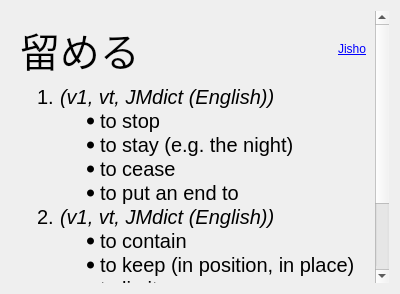
This is src/gui/widgets/definitionwidget.ui in ripose-jp/Memento as Qt 5 draws it before an edit. The edited form follows.
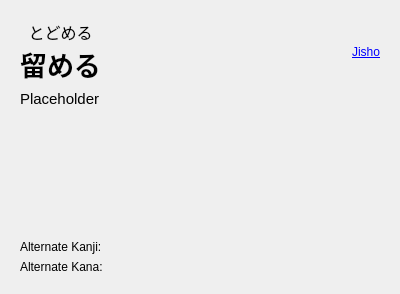
This is the edited form.

What changed in the file:
```diff
--- a/src/gui/widgets/definitionwidget.ui
+++ b/src/gui/widgets/definitionwidget.ui
@@ -19,7 +19,7 @@
   <property name="minimumSize">
    <size>
     <width>400</width>
-    <height>200</height>
+    <height>0</height>
    </size>
   </property>
   <property name="maximumSize">
@@ -57,8 +57,8 @@
        <rect>
         <x>0</x>
         <y>0</y>
-        <width>367</width>
-        <height>367</height>
+        <width>388</width>
+        <height>282</height>
        </rect>
       </property>
       <property name="sizePolicy">
@@ -71,7 +71,30 @@
        <item>
         <layout class="QHBoxLayout" name="m_layoutTop">
          <item>
-          <widget class="QLabel" name="m_labelWord">
+          <layout class="QVBoxLayout" name="m_layoutKanjiKana">
+           <property name="spacing">
+            <number>0</number>
+           </property>
+           <item>
+            <widget class="QLabel" name="m_labelKana">
+             <property name="font">
+              <font>
+               <pointsize>12</pointsize>
+              </font>
+             </property>
+             <property name="text">
+              <string>とどめる</string>
+             </property>
+             <property name="alignment">
+              <set>Qt::AlignBottom|Qt::AlignHCenter</set>
+             </property>
+             <property name="textInteractionFlags">
+              <set>Qt::LinksAccessibleByMouse|Qt::TextSelectableByMouse</set>
+             </property>
+            </widget>
+           </item>
+           <item>
+            <widget class="QLabel" name="m_labelKanji">
            <property name="sizePolicy">
             <sizepolicy hsizetype="Preferred" vsizetype="Maximum">
              <horstretch>0</horstretch>
@@ -80,22 +103,23 @@
            </property>
            <property name="font">
             <font>
-             <pointsize>18</pointsize>
+               <pointsize>20</pointsize>
              <weight>75</weight>
              <bold>true</bold>
             </font>
            </property>
            <property name="text">
-            <string>&lt;!DOCTYPE HTML PUBLIC &quot;-//W3C//DTD HTML 4.0//EN&quot; &quot;http://www.w3.org/TR/REC-html40/strict.dtd&quot;&gt;
-&lt;html&gt;&lt;head&gt;&lt;meta name=&quot;qrichtext&quot; content=&quot;1&quot; /&gt;&lt;style type=&quot;text/css&quot;&gt;
-p, li { white-space: pre-wrap; }
-&lt;/style&gt;&lt;/head&gt;&lt;body style=&quot; font-family:'Noto Sans'; font-size:10pt; font-weight:400; font-style:normal;&quot;&gt;
-&lt;p style=&quot; margin-top:0px; margin-bottom:0px; margin-left:0px; margin-right:0px; -qt-block-indent:0; text-indent:0px;&quot;&gt;&lt;span style=&quot; font-family:'Noto Sans CJK JP'; font-size:40px; color:#000000;&quot;&gt;留める&lt;/span&gt;&lt;/p&gt;&lt;/body&gt;&lt;/html&gt;</string>
+              <string>留める</string>
+             </property>
+             <property name="alignment">
+              <set>Qt::AlignCenter</set>
            </property>
            <property name="textInteractionFlags">
             <set>Qt::LinksAccessibleByMouse|Qt::TextSelectableByMouse</set>
            </property>
           </widget>
+           </item>
+          </layout>
          </item>
          <item>
           <spacer name="m_spaceTop">
@@ -133,23 +157,45 @@
            <verstretch>0</verstretch>
           </sizepolicy>
          </property>
+         <property name="font">
+          <font>
+           <pointsize>11</pointsize>
+          </font>
+         </property>
          <property name="text">
-          <string>&lt;!DOCTYPE HTML PUBLIC &quot;-//W3C//DTD HTML 4.0//EN&quot; &quot;http://www.w3.org/TR/REC-html40/strict.dtd&quot;&gt;
-&lt;html&gt;&lt;head&gt;&lt;meta name=&quot;qrichtext&quot; content=&quot;1&quot; /&gt;&lt;style type=&quot;text/css&quot;&gt;
-p, li { white-space: pre-wrap; }
-&lt;/style&gt;&lt;/head&gt;&lt;body style=&quot; font-family:'Noto Sans'; font-size:10pt; font-weight:400; font-style:normal;&quot;&gt;
-&lt;ol style=&quot;margin-top: 0px; margin-bottom: 0px; margin-left: 0px; margin-right: 0px; -qt-list-indent: 1;&quot;&gt;&lt;li style=&quot; font-family:'Liberation Sans'; font-size:20px; color:#000000;&quot; style=&quot; margin-top:12px; margin-bottom:0px; margin-left:0px; margin-right:0px; -qt-block-indent:0; text-indent:0px;&quot;&gt;&lt;span style=&quot; font-size:20px; font-style:italic;&quot;&gt;(v1, vt, JMdict (English))&lt;/span&gt;&lt;/li&gt;
-&lt;ul style=&quot;margin-top: 0px; margin-bottom: 0px; margin-left: 0px; margin-right: 0px; -qt-list-indent: 2;&quot;&gt;&lt;li style=&quot; font-family:'Liberation Sans'; font-size:20px; color:#000000;&quot; style=&quot; margin-top:0px; margin-bottom:0px; margin-left:0px; margin-right:0px; -qt-block-indent:0; text-indent:0px;&quot;&gt;&lt;span style=&quot; font-size:20px;&quot;&gt;to stop&lt;/span&gt;&lt;/li&gt;
-&lt;li style=&quot; font-family:'Liberation Sans'; font-size:20px; color:#000000;&quot; style=&quot; margin-top:0px; margin-bottom:0px; margin-left:0px; margin-right:0px; -qt-block-indent:0; text-indent:0px;&quot;&gt;&lt;span style=&quot; font-size:20px;&quot;&gt;to stay (e.g. the night)&lt;/span&gt;&lt;/li&gt;
-&lt;li style=&quot; font-family:'Liberation Sans'; font-size:20px; color:#000000;&quot; style=&quot; margin-top:0px; margin-bottom:0px; margin-left:0px; margin-right:0px; -qt-block-indent:0; text-indent:0px;&quot;&gt;&lt;span style=&quot; font-size:20px;&quot;&gt;to cease&lt;/span&gt;&lt;/li&gt;
-&lt;li style=&quot; font-family:'Liberation Sans'; font-size:20px; color:#000000;&quot; style=&quot; margin-top:0px; margin-bottom:0px; margin-left:0px; margin-right:0px; -qt-block-indent:0; text-indent:0px;&quot;&gt;&lt;span style=&quot; font-size:20px;&quot;&gt;to put an end to&lt;/span&gt;&lt;/li&gt;&lt;/ul&gt;
-&lt;li style=&quot; font-family:'Liberation Sans'; font-size:20px; color:#000000;&quot; style=&quot; margin-top:0px; margin-bottom:0px; margin-left:0px; margin-right:0px; -qt-block-indent:0; text-indent:0px;&quot;&gt;&lt;span style=&quot; font-size:20px; font-style:italic;&quot;&gt;(v1, vt, JMdict (English))&lt;/span&gt;&lt;/li&gt;
-&lt;ul style=&quot;margin-top: 0px; margin-bottom: 0px; margin-left: 0px; margin-right: 0px; -qt-list-indent: 2;&quot;&gt;&lt;li style=&quot; font-family:'Liberation Sans'; font-size:20px; color:#000000;&quot; style=&quot; margin-top:0px; margin-bottom:0px; margin-left:0px; margin-right:0px; -qt-block-indent:0; text-indent:0px;&quot;&gt;&lt;span style=&quot; font-size:20px;&quot;&gt;to contain&lt;/span&gt;&lt;/li&gt;
-&lt;li style=&quot; font-family:'Liberation Sans'; font-size:20px; color:#000000;&quot; style=&quot; margin-top:0px; margin-bottom:0px; margin-left:0px; margin-right:0px; -qt-block-indent:0; text-indent:0px;&quot;&gt;&lt;span style=&quot; font-size:20px;&quot;&gt;to keep (in position, in place)&lt;/span&gt;&lt;/li&gt;
-&lt;li style=&quot; font-family:'Liberation Sans'; font-size:20px; color:#000000;&quot; style=&quot; margin-top:0px; margin-bottom:0px; margin-left:0px; margin-right:0px; -qt-block-indent:0; text-indent:0px;&quot;&gt;&lt;span style=&quot; font-size:20px;&quot;&gt;to limit&lt;/span&gt;&lt;/li&gt;&lt;/ul&gt;
-&lt;li style=&quot; font-family:'Liberation Sans'; font-size:20px; color:#000000;&quot; style=&quot; margin-top:0px; margin-bottom:0px; margin-left:0px; margin-right:0px; -qt-block-indent:0; text-indent:0px;&quot;&gt;&lt;span style=&quot; font-size:20px; font-style:italic;&quot;&gt;(v1, vt, JMdict (English))&lt;/span&gt;&lt;/li&gt;&lt;/ol&gt;
-&lt;ul style=&quot;margin-top: 0px; margin-bottom: 0px; margin-left: 0px; margin-right: 0px; -qt-list-indent: 2;&quot;&gt;&lt;li style=&quot; font-family:'Liberation Sans'; font-size:20px; color:#000000;&quot; style=&quot; margin-top:0px; margin-bottom:0px; margin-left:0px; margin-right:0px; -qt-block-indent:0; text-indent:0px;&quot;&gt;&lt;span style=&quot; font-size:20px;&quot;&gt;to record (e.g. a fact)&lt;/span&gt;&lt;/li&gt;
-&lt;li style=&quot; font-family:'Liberation Sans'; font-size:20px; color:#000000;&quot; style=&quot; margin-top:0px; margin-bottom:0px; margin-left:0px; margin-right:0px; -qt-block-indent:0; text-indent:0px;&quot;&gt;&lt;span style=&quot; font-size:20px;&quot;&gt;to retain&lt;/span&gt;&lt;/li&gt;&lt;/ul&gt;&lt;/body&gt;&lt;/html&gt;</string>
+          <string notr="true">Placeholder</string>
+         </property>
+         <property name="alignment">
+          <set>Qt::AlignLeading|Qt::AlignLeft|Qt::AlignTop</set>
+         </property>
+         <property name="wordWrap">
+          <bool>true</bool>
+         </property>
+         <property name="textInteractionFlags">
+          <set>Qt::LinksAccessibleByMouse|Qt::TextSelectableByMouse</set>
+         </property>
+        </widget>
+       </item>
+       <item>
+        <widget class="QLabel" name="m_labelAltKanji">
+         <property name="text">
+          <string>Alternate Kanji: </string>
+         </property>
+         <property name="wordWrap">
+          <bool>true</bool>
+         </property>
+         <property name="textInteractionFlags">
+          <set>Qt::LinksAccessibleByMouse|Qt::TextSelectableByMouse</set>
+         </property>
+        </widget>
+       </item>
+       <item>
+        <widget class="QLabel" name="m_labelAltKana">
+         <property name="text">
+          <string>Alternate Kana: </string>
+         </property>
+         <property name="wordWrap">
+          <bool>true</bool>
          </property>
          <property name="textInteractionFlags">
           <set>Qt::LinksAccessibleByMouse|Qt::TextSelectableByMouse</set>
```
Lines whose indentation alone changed are shown as unchanged.
